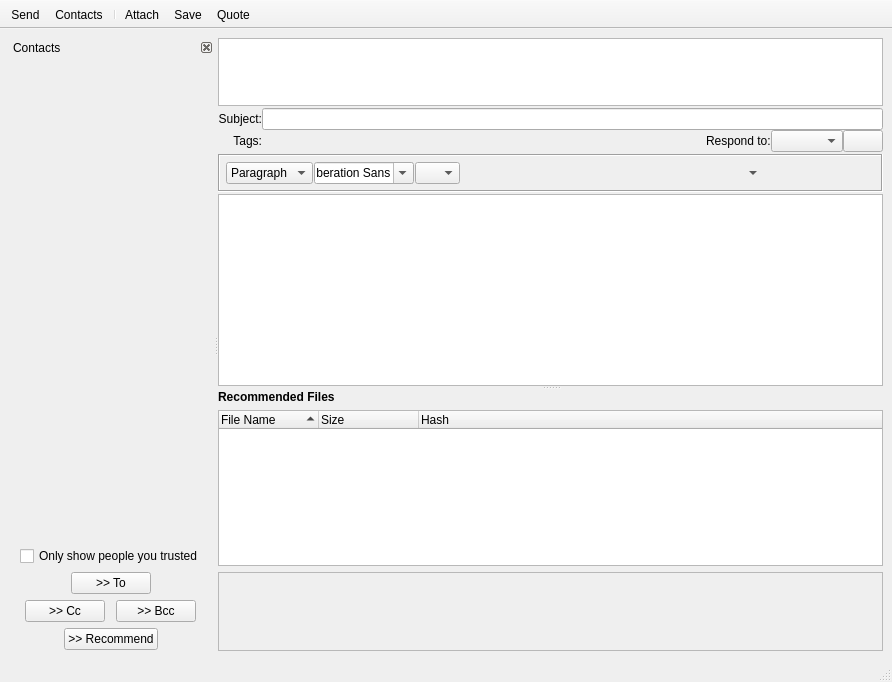
Old version of the form retroshare-gui/src/gui/msgs/MessageComposer.ui in the repository RetroShare/RetroShare.
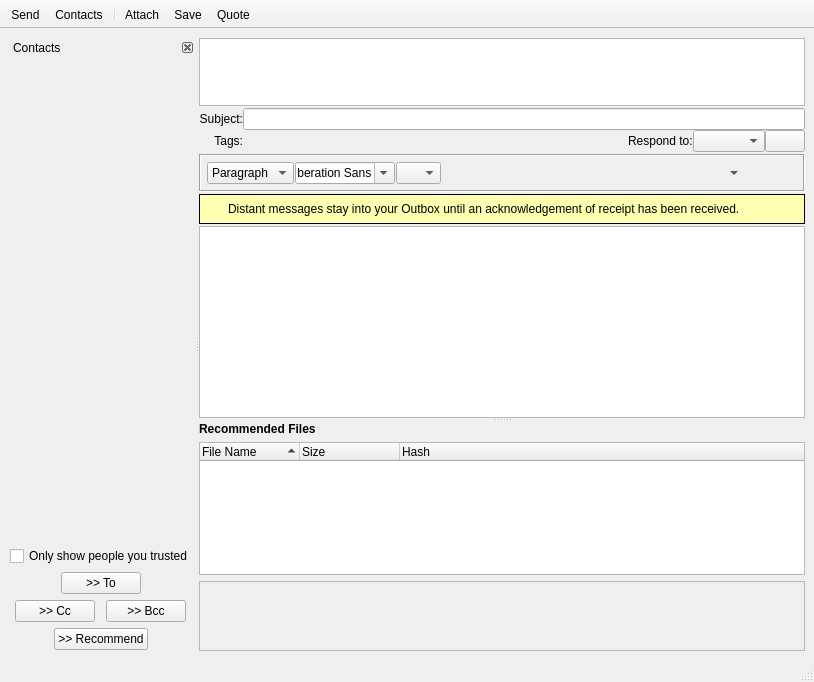
New version of the form. Icons and pictures are not drawn. Custom widgets are drawn as their Qt base class.

Commit message: Added a info Frame, when adding a Distant Peer to the send list. Added Default blue forum icons for own Forums. Changed default text color for own group & online status text color Switch icon when Contacts View is hided.

What changed in the file:
```diff
--- a/retroshare-gui/src/gui/msgs/MessageComposer.ui
+++ b/retroshare-gui/src/gui/msgs/MessageComposer.ui
@@ -6,7 +6,7 @@
    <rect>
     <x>0</x>
     <y>0</y>
-    <width>892</width>
+    <width>814</width>
     <height>682</height>
    </rect>
   </property>
@@ -646,7 +646,7 @@
            </layout>
           </widget>
          </item>
-         <item row="6" column="0">
+         <item row="7" column="0">
           <widget class="MimeTextEdit" name="msgText">
            <property name="sizePolicy">
             <sizepolicy hsizetype="Expanding" vsizetype="MinimumExpanding">
@@ -789,6 +789,148 @@
            </item>
           </layout>
          </item>
+         <item row="6" column="0">
+          <widget class="QFrame" name="distantFrame">
+           <property name="palette">
+            <palette>
+             <active>
+              <colorrole role="Base">
+               <brush brushstyle="SolidPattern">
+                <color alpha="255">
+                 <red>255</red>
+                 <green>255</green>
+                 <blue>255</blue>
+                </color>
+               </brush>
+              </colorrole>
+              <colorrole role="Window">
+               <brush brushstyle="SolidPattern">
+                <color alpha="255">
+                 <red>255</red>
+                 <green>255</green>
+                 <blue>178</blue>
+                </color>
+               </brush>
+              </colorrole>
+             </active>
+             <inactive>
+              <colorrole role="Base">
+               <brush brushstyle="SolidPattern">
+                <color alpha="255">
+                 <red>255</red>
+                 <green>255</green>
+                 <blue>255</blue>
+                </color>
+               </brush>
+              </colorrole>
+              <colorrole role="Window">
+               <brush brushstyle="SolidPattern">
+                <color alpha="255">
+                 <red>255</red>
+                 <green>255</green>
+                 <blue>178</blue>
+                </color>
+               </brush>
+              </colorrole>
+             </inactive>
+             <disabled>
+              <colorrole role="Base">
+               <brush brushstyle="SolidPattern">
+                <color alpha="255">
+                 <red>255</red>
+                 <green>255</green>
+                 <blue>178</blue>
+                </color>
+               </brush>
+              </colorrole>
+              <colorrole role="Window">
+               <brush brushstyle="SolidPattern">
+                <color alpha="255">
+                 <red>255</red>
+                 <green>255</green>
+                 <blue>178</blue>
+                </color>
+               </brush>
+              </colorrole>
+             </disabled>
+            </palette>
+           </property>
+           <property name="autoFillBackground">
+            <bool>true</bool>
+           </property>
+           <property name="styleSheet">
+            <string notr="true"/>
+           </property>
+           <property name="frameShape">
+            <enum>QFrame::Box</enum>
+           </property>
+           <layout class="QHBoxLayout" name="horizontalLayout_4">
+            <property name="margin">
+             <number>6</number>
+            </property>
+            <item>
+             <widget class="QLabel" name="infoPixmap">
+              <property name="maximumSize">
+               <size>
+                <width>16</width>
+                <height>16</height>
+               </size>
+              </property>
+              <property name="text">
+               <string/>
+              </property>
+              <property name="pixmap">
+               <pixmap resource="../images.qrc">:/images/info16.png</pixmap>
+              </property>
+              <property name="alignment">
+               <set>Qt::AlignLeading|Qt::AlignLeft|Qt::AlignTop</set>
+              </property>
+             </widget>
+            </item>
+            <item>
+             <widget class="QLabel" name="infoLabel">
+              <property name="text">
+               <string notr="true">Distant messages stay into your Outbox until an acknowledgement of receipt has been received.</string>
+              </property>
+             </widget>
+            </item>
+            <item>
+             <widget class="QToolButton" name="closeInfoFrameButton">
+              <property name="maximumSize">
+               <size>
+                <width>16</width>
+                <height>16</height>
+               </size>
+              </property>
+              <property name="focusPolicy">
+               <enum>Qt::NoFocus</enum>
+              </property>
+              <property name="toolTip">
+               <string>Close</string>
+              </property>
+              <property name="styleSheet">
+               <string notr="true">QToolButton
+{
+ border-image: url(:/images/closenormal.png) 
+}
+                                
+QToolButton:hover 
+{
+border-image: url(:/images/closehover.png) 
+}
+                                
+QToolButton:pressed  {
+border-image: url(:/images/closepressed.png) 
+}</string>
+              </property>
+              <property name="autoRaise">
+               <bool>true</bool>
+              </property>
+             </widget>
+            </item>
+           </layout>
+          </widget>
+         </item>
         </layout>
        </widget>
        <widget class="QWidget" name="layoutWidget_1">
```
Left out of the diff: 4 changed lines with no effect on the pictures. The commit also changes 8 other files.
